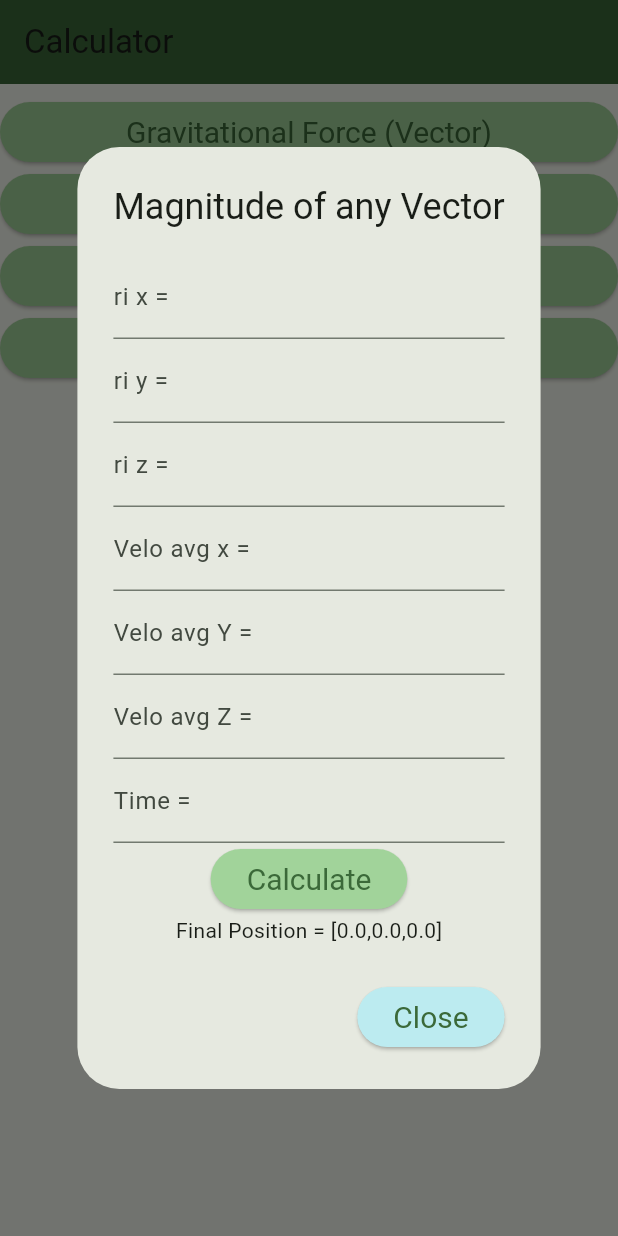
After one commit to LeitMoth/newton-meter, a Flutter app: the screen it shows after launch, after a tap on "Position Update (Vector)", on a phone screen of 412 x 824 dp. The commit adds this screen. Run offline on Flutter 3.47's test engine with Material 3 defaults, Android fonts, the phone set to English and light mode, and no system bars; our stand-ins replace sensors_plus.

Commit message:
Finished Position Update Dialog

```diff
--- a/newton_meter/lib/Calculator/Calculator Dialogs/gravitational_force_dialog.dart
+++ b/newton_meter/lib/Calculator/Calculator Dialogs/gravitational_force_dialog.dart
@@ -44,7 +44,7 @@ class _GravitationalForceDialogState extends State<GravitationalForceDialog> {
     backgroundColor: Theme.of(context).colorScheme.tertiaryFixed);
     return AlertDialog(
       scrollable: true,
-      title: const Text('Momentum in Vector Form'),
+      title: const Text('Gravitational Force in Vector Form'),
       content:
         Column(
           children: <Widget>[
--- /dev/null
+++ b/newton_meter/lib/Calculator/Calculator Dialogs/pos_update_dialog.dart
@@ -0,0 +1,126 @@
+import 'package:flutter/material.dart';
+import 'package:vector_math/vector_math.dart';
+
+class PosUpdateDialog extends StatefulWidget {
+  const PosUpdateDialog({
+    super.key,
+  });
+
+  @override
+  State<PosUpdateDialog> createState() => _PosUpdateDialogState();
+}
+
+class _PosUpdateDialogState extends State<PosUpdateDialog> {
+  Vector3 vector = Vector3.zero();
+  double magnitude = 0;
+
+  Vector3 rf = Vector3.zero();
+  Vector3 ri = Vector3.zero();
+  Vector3 vavg = Vector3.zero();
+  double dt = 0;
+
+
+  void _calculateMomentum() {
+    setState(() {
+      rf = ri + (vavg*dt);
+    });
+  }
+
+  @override
+  Widget build(BuildContext context) {
+    ButtonStyle calcStyle = ElevatedButton.styleFrom( textStyle: const TextStyle(fontSize: 20),
+    backgroundColor: Theme.of(context).colorScheme.inversePrimary);
+    ButtonStyle cancelStyle = ElevatedButton.styleFrom( textStyle: TextStyle(fontSize: 20, color: Theme.of(context).colorScheme.secondary),
+    backgroundColor: Theme.of(context).colorScheme.tertiaryFixed);
+    return AlertDialog(
+      scrollable: true,
+      title: const Text('Magnitude of any Vector'),
+      content:
+        Column(
+          children: <Widget>[
+            TextField( // ri X Input Field
+              keyboardType: TextInputType.number,
+              decoration: const InputDecoration(labelText: 'ri x ='),
+              onChanged: (value) {
+                setState(() {
+                  ri.x = double.parse(value);
+                });
+              }
+            ),
+            TextField( // ri Y Input Field
+              keyboardType: TextInputType.number,
+              decoration: const InputDecoration(labelText: 'ri y ='),
+              onChanged: (value) {
+                setState(() {
+                  ri.y = double.parse(value);
+                });
+              }
+            ),
+            TextField( // ri z Input
+              keyboardType: TextInputType.number,
+              decoration: const InputDecoration(labelText: 'ri z ='),
+              onChanged: (value) {
+                setState(() {
+                  ri.z = double.parse(value);
+                });
+              }
+            ),
+            TextField( // Velocity x Input Field
+              keyboardType: TextInputType.number,
+              decoration: const InputDecoration(labelText: 'Velo avg x ='),
+              onChanged: (value) {
+                setState(() {
+                  vavg.x = double.parse(value);
+                });
+              }
+            ),
+            TextField( // Velocity Y Input Field
+              keyboardType: TextInputType.number,
+              decoration: const InputDecoration(labelText: 'Velo avg Y ='),
+              onChanged: (value) {
+                setState(() {
+                  vavg.y = double.parse(value);
+                });
+              }
+            ),
+            TextField( // Velocity z Input
+              keyboardType: TextInputType.number,
+              decoration: const InputDecoration(labelText: 'Velo avg Z ='),
+              onChanged: (value) {
+                setState(() {
+                  vavg.z = double.parse(value);
+                });
+              }
+            ),
+            TextField( // Time Input
+              keyboardType: TextInputType.number,
+              decoration: const InputDecoration(labelText: 'Time ='),
+              onChanged: (value) {
+                setState(() {
+                  dt = double.parse(value);
+                });
+              }
+            ),
+            ElevatedButton(
+              onPressed: _calculateMomentum,
+              style: calcStyle,
+              child: const Text('Calculate'),
+            ),
+            Text('Final Position = $rf'),
+          ]
+        ),
+
+        actions: <Widget> [
+          ElevatedButton(
+            style: cancelStyle,
+            child: const Text('Close'),
+            onPressed: () {
+              setState(() {
+                Navigator.pop(context);
+              });
+            }
+          )
+        ]
+    );
+  }
+}
--- a/newton_meter/lib/Calculator/calculator_main.dart
+++ b/newton_meter/lib/Calculator/calculator_main.dart
@@ -3,6 +3,7 @@ import 'package:flutter/material.dart';
 import 'package:newton_meter/Calculator/Calculator%20Dialogs/gravitational_force_dialog.dart';
 import 'package:newton_meter/Calculator/Calculator%20Dialogs/magnitude_dialog.dart';
 import 'package:newton_meter/Calculator/Calculator%20Dialogs/momentum_dialog.dart';
+import 'package:newton_meter/Calculator/Calculator%20Dialogs/pos_update_dialog.dart';
 
 class CalculatorMain extends StatefulWidget {
   const CalculatorMain({super.key});
@@ -62,7 +63,14 @@ class _CalculatorMainState extends State<CalculatorMain> {
             child: const Text('Magnitude (Any Vector)'),
           ),
           ElevatedButton(
-            onPressed: null,
+            onPressed: () {
+              showDialog(
+                context: context,
+                builder: (_) {
+                  return const PosUpdateDialog();
+                }
+              );
+            },
             style: style,
             child: const Text('Position Update (Vector)'),
           ),
```
